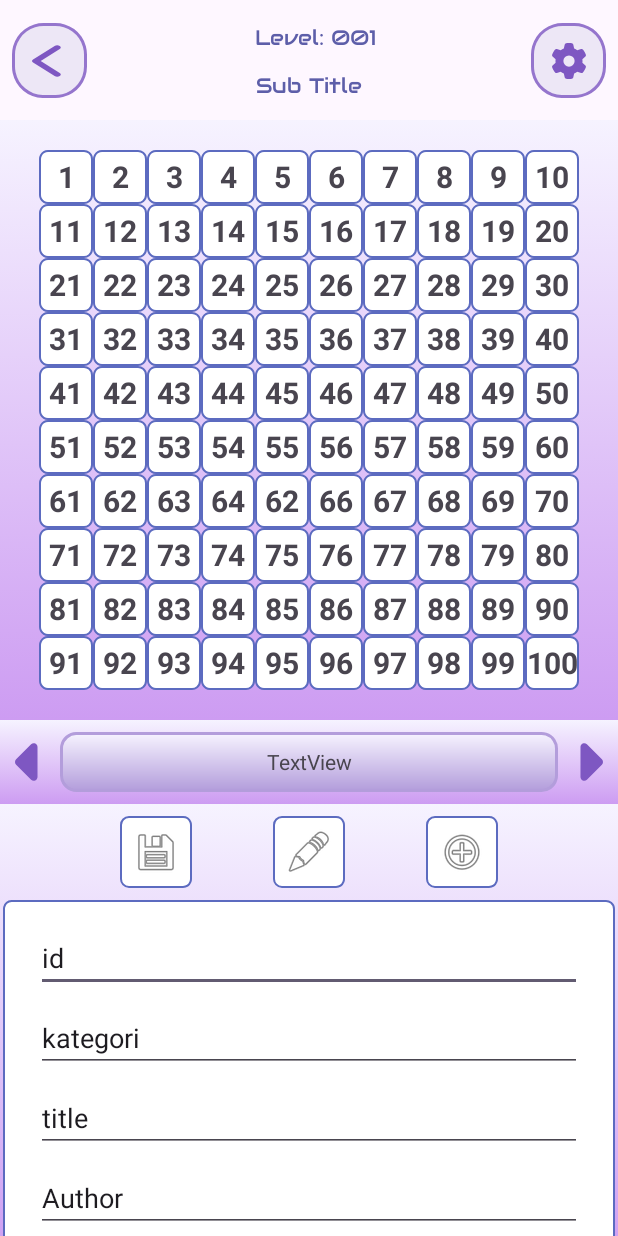
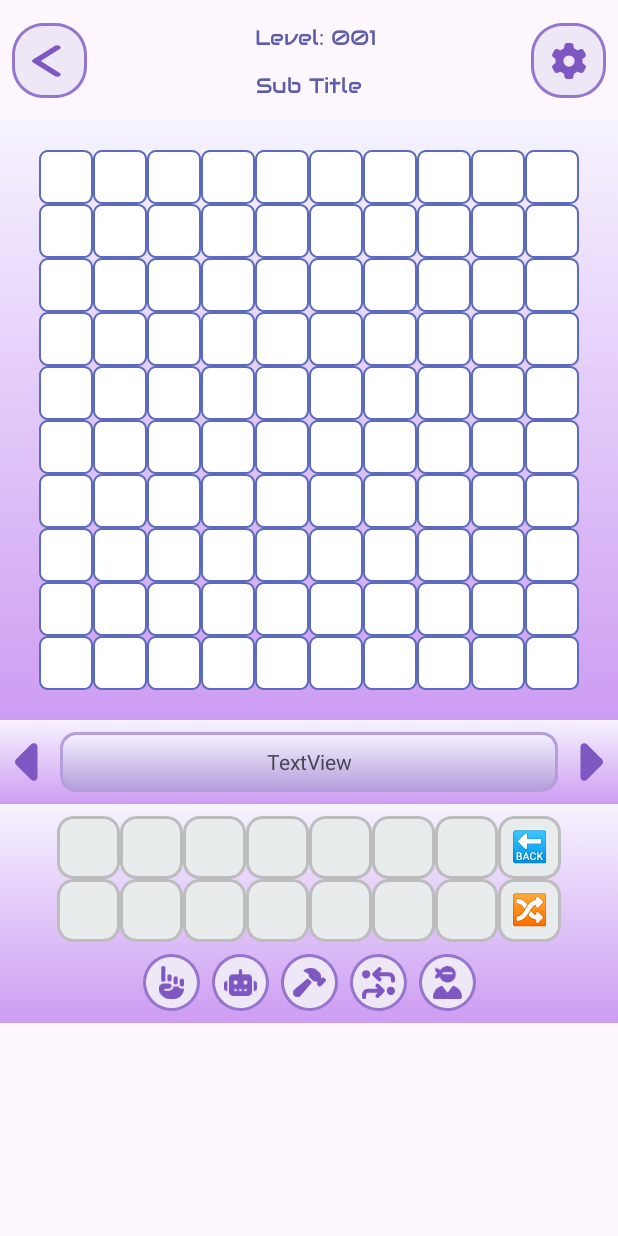
Before and after one commit to activity-debug/terka, an Android app: the TerkaActivity screen opened directly, with no data from a screen before it, on a phone screen of 412 x 824 dp. Run offline under Robolectric (Android 15) with nearby library versions, the phone set to English and light mode, and no system bars.

Commit message:
view binding, intent, eps 005

```diff
--- a/app/build.gradle.kts
+++ b/app/build.gradle.kts
@@ -33,6 +33,10 @@ android {
     kotlinOptions {
         jvmTarget = "1.8"
     }
+
+    buildFeatures {
+        viewBinding = true
+    }
 }
 
 dependencies {
--- /dev/null
+++ b/app/src/main/java/com/rendrapcx/terka/Const.kt
@@ -0,0 +1,9 @@
+package com.rendrapcx.terka
+
+class Const {
+    enum class TerkaSet {PLAY, EDITOR}
+
+    companion object {
+        var terkaSet = TerkaSet.PLAY
+    }
+}
--- a/app/src/main/java/com/rendrapcx/terka/TerkaActivity.kt
+++ b/app/src/main/java/com/rendrapcx/terka/TerkaActivity.kt
@@ -1,20 +1,72 @@
 package com.rendrapcx.terka
 
+import android.content.Intent
 import android.os.Bundle
+import android.view.View
+import android.widget.TextView
 import androidx.activity.enableEdgeToEdge
 import androidx.appcompat.app.AppCompatActivity
 import androidx.core.view.ViewCompat
 import androidx.core.view.WindowInsetsCompat
+import com.rendrapcx.terka.databinding.ActivityTerkaBinding
 
 class TerkaActivity : AppCompatActivity() {
+
+    private lateinit var binding: ActivityTerkaBinding
+    var box = arrayListOf<TextView>()
+    var key = arrayListOf<TextView>()
+
     override fun onCreate(savedInstanceState: Bundle?) {
         super.onCreate(savedInstanceState)
+        binding = ActivityTerkaBinding.inflate(layoutInflater)
         enableEdgeToEdge()
-        setContentView(R.layout.activity_terka)
-        ViewCompat.setOnApplyWindowInsetsListener(findViewById(R.id.main)) { v, insets ->
+        setContentView(binding.root)
+        ViewCompat.setOnApplyWindowInsetsListener(binding.root) { v, insets ->
             val systemBars = insets.getInsets(WindowInsetsCompat.Type.systemBars())
             v.setPadding(systemBars.left, systemBars.top, systemBars.right, systemBars.bottom)
             insets
         }
+
+        initBox()
+        initkey()
+
+        if (Const.terkaSet == Const.TerkaSet.PLAY) {
+            binding.terkaEmpat.visibility = View.GONE
+            binding.terkaLima.visibility = View.VISIBLE
+        } else {
+            binding.terkaEmpat.visibility = View.VISIBLE
+            binding.terkaLima.visibility = View.GONE
+        }
+
+        binding.includeViewTopPanel.imgBackButton.setOnClickListener(){
+            val intent = Intent(this@TerkaActivity, MainActivity::class.java)
+            startActivity(intent)
+            finish()
+        }
+
+    }
+
+    private fun initkey() {
+        val count = binding.includeViewKeyboard.viewKeyboard.childCount
+        for (i in 0 until count) {
+            val child = binding.includeViewKeyboard.viewKeyboard.getChildAt(i)
+            if (child is TextView) {
+                key.add(child)
+                key[i].text = ""
+            }
+        }
+        key[7].text = "🔙"
+        key[15].text = "🔀"
+    }
+
+    private fun initBox() {
+        val count = binding.includeViewBoxSoal.viewBoxSoal.childCount
+        for (i in 0 until count) {
+            val child = binding.includeViewBoxSoal.viewBoxSoal.getChildAt(i)
+            if (child is TextView) {
+                box.add(child)
+                box[i].text = ""
+            }
+        }
     }
 }
--- a/app/src/main/res/layout/activity_terka.xml
+++ b/app/src/main/res/layout/activity_terka.xml
@@ -17,6 +17,7 @@
 
 
         <include
+            android:id="@+id/include_view_top_panel"
             layout="@layout/view_top_panel"
             android:layout_width="0dp"
             android:layout_height="0dp"
@@ -37,6 +38,7 @@
         app:layout_constraintTop_toBottomOf="@+id/terka_satu">
 
         <include
+            android:id="@+id/include_view_box_soal"
             layout="@layout/view_box_soal"
             android:layout_width="wrap_content"
             android:layout_height="wrap_content"
@@ -56,6 +58,7 @@
         app:layout_constraintTop_toBottomOf="@+id/terka_dua">
 
         <include
+            android:id="@+id/include_view_teks_span"
             layout="@layout/view_teks_span"
             android:layout_width="0dp"
             android:layout_height="wrap_content"
@@ -76,6 +79,7 @@
         app:layout_constraintTop_toBottomOf="@+id/terka_tiga">
 
         <include
+            android:id="@+id/include_view_editor_soal"
             layout="@layout/view_editor_soal"
             android:layout_width="wrap_content"
             android:layout_height="wrap_content"
@@ -96,7 +100,7 @@
         app:layout_constraintTop_toBottomOf="@+id/terka_empat">
 
         <include
-            android:id="@+id/view_keyboard"
+            android:id="@+id/include_view_keyboard"
             layout="@layout/view_keyboard"
             android:layout_width="wrap_content"
             android:layout_height="wrap_content"
@@ -106,7 +110,7 @@
             app:layout_constraintTop_toTopOf="parent" />
 
         <include
-            android:id="@+id/view_helper"
+            android:id="@+id/include_view_helper"
             layout="@layout/view_helper"
             android:layout_width="wrap_content"
             android:layout_height="wrap_content"
@@ -115,7 +119,7 @@
             app:layout_constraintBottom_toBottomOf="parent"
             app:layout_constraintEnd_toEndOf="parent"
             app:layout_constraintStart_toStartOf="parent"
-            app:layout_constraintTop_toBottomOf="@+id/view_keyboard" />
+            app:layout_constraintTop_toBottomOf="@+id/include_view_keyboard" />
 
     </androidx.constraintlayout.widget.ConstraintLayout>
 
@@ -127,6 +131,7 @@
         app:layout_constraintEnd_toEndOf="parent"
         app:layout_constraintLeft_toLeftOf="parent"
         app:layout_constraintTop_toBottomOf="@+id/terka_lima">
+
     </androidx.constraintlayout.widget.ConstraintLayout>
 
 
--- a/app/src/main/res/layout/view_box_soal.xml
+++ b/app/src/main/res/layout/view_box_soal.xml
@@ -2,7 +2,7 @@
 <androidx.constraintlayout.widget.ConstraintLayout xmlns:android="http://schemas.android.com/apk/res/android"
     xmlns:app="http://schemas.android.com/apk/res-auto"
     xmlns:tools="http://schemas.android.com/tools"
-    android:id="@+id/boxContainer"
+    android:id="@+id/view_box_soal"
     android:layout_width="match_parent"
     android:layout_height="wrap_content"
     >
--- a/app/src/main/res/layout/view_editor_soal.xml
+++ b/app/src/main/res/layout/view_editor_soal.xml
@@ -2,6 +2,7 @@
 <androidx.constraintlayout.widget.ConstraintLayout xmlns:android="http://schemas.android.com/apk/res/android"
     xmlns:app="http://schemas.android.com/apk/res-auto"
     xmlns:tools="http://schemas.android.com/tools"
+    android:id="@+id/view_editor_soal"
     android:layout_width="match_parent"
     android:layout_height="wrap_content">
 
--- a/app/src/main/res/layout/view_helper.xml
+++ b/app/src/main/res/layout/view_helper.xml
@@ -1,7 +1,7 @@
 <?xml version="1.0" encoding="utf-8"?>
 <androidx.constraintlayout.widget.ConstraintLayout xmlns:android="http://schemas.android.com/apk/res/android"
     xmlns:app="http://schemas.android.com/apk/res-auto"
-    xmlns:tools="http://schemas.android.com/tools"
+    android:id="@+id/view_helper"
     android:layout_width="match_parent"
     android:layout_height="wrap_content">
 
--- a/app/src/main/res/layout/view_keyboard.xml
+++ b/app/src/main/res/layout/view_keyboard.xml
@@ -2,6 +2,7 @@
 <androidx.constraintlayout.widget.ConstraintLayout xmlns:android="http://schemas.android.com/apk/res/android"
     xmlns:app="http://schemas.android.com/apk/res-auto"
     xmlns:tools="http://schemas.android.com/tools"
+    android:id="@+id/view_keyboard"
     android:layout_width="match_parent"
     android:layout_height="wrap_content"
     android:layout_gravity="center_horizontal">
--- a/app/src/main/res/layout/view_teks_span.xml
+++ b/app/src/main/res/layout/view_teks_span.xml
@@ -1,10 +1,10 @@
 <?xml version="1.0" encoding="utf-8"?>
 <androidx.constraintlayout.widget.ConstraintLayout xmlns:android="http://schemas.android.com/apk/res/android"
     xmlns:app="http://schemas.android.com/apk/res-auto"
-    android:id="@+id/spanContainer"
-    android:background="@drawable/bg_gradient2"
+    android:id="@+id/view_teks_span"
     android:layout_width="match_parent"
-    android:layout_height="wrap_content">
+    android:layout_height="wrap_content"
+    android:background="@drawable/bg_gradient2">
 
     <ImageView
         android:id="@+id/btnPrevArrow"
--- a/app/src/main/res/layout/view_top_panel.xml
+++ b/app/src/main/res/layout/view_top_panel.xml
@@ -1,11 +1,9 @@
 <?xml version="1.0" encoding="utf-8"?>
 <androidx.constraintlayout.widget.ConstraintLayout xmlns:android="http://schemas.android.com/apk/res/android"
     xmlns:app="http://schemas.android.com/apk/res-auto"
-    xmlns:tools="http://schemas.android.com/tools"
+    android:id="@+id/view_top_panel"
     android:layout_width="match_parent"
-    android:layout_height="wrap_content"
-    android:id="@+id/topContainer"
-    >
+    android:layout_height="wrap_content">
 
     <ImageButton
         android:id="@+id/imgBackButton"
```
Also changed, not shown: app/src/main/java/com/rendrapcx/terka/MainActivity.kt (+24 -2 lines).
